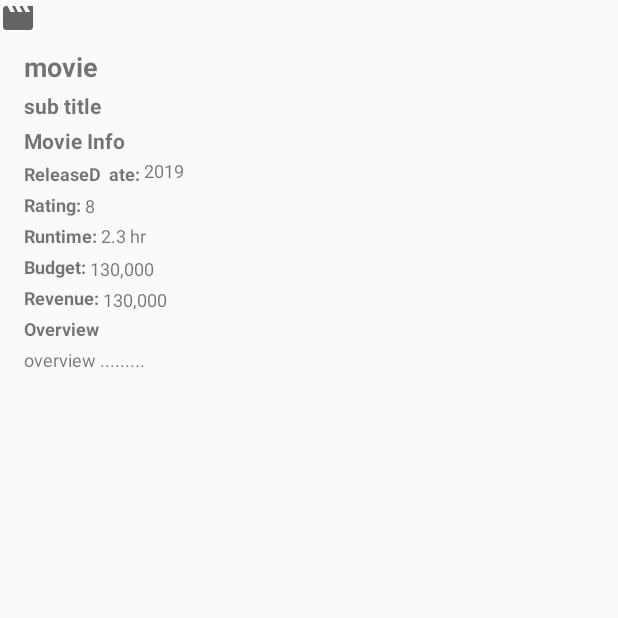
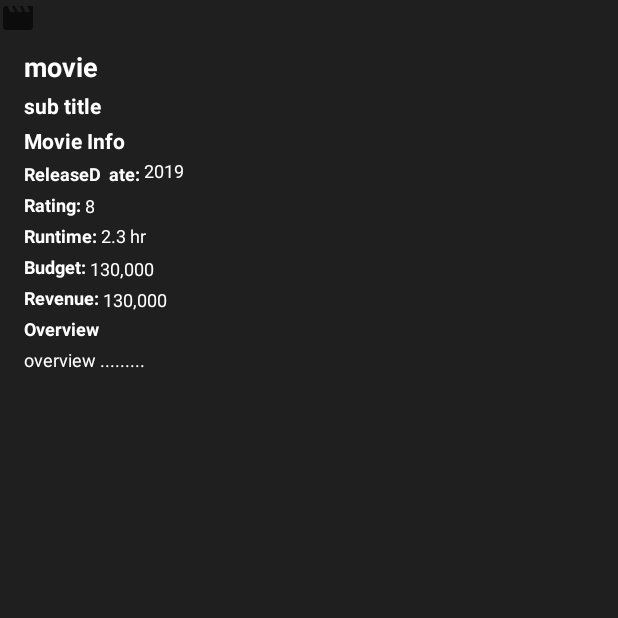
Before and after one commit to MosaabAhmedMohamed/Popular_Movies, an Android app: the MovieDetailFragment screen opened through its navigation route, on a phone screen of 412 x 824 dp, the top half of it. Run offline under Robolectric (Android 15) with nearby library versions, the phone set to English and light mode, and no system bars; our stand-ins replace RxJava, Timber, paging; pictures from the network do not load; 1 statement that could not run was skipped.

Commit message:
change background color

```diff
--- a/app/src/main/java/com/movie/popularmovies/ui/home/fragment/MovieDetailFragment.kt
+++ b/app/src/main/java/com/movie/popularmovies/ui/home/fragment/MovieDetailFragment.kt
@@ -75,7 +75,6 @@ constructor(
 
 
     private fun setData(model: MovieDetailModel) {
-
         try {
             movie_title.text = model.title
             movie_tagline.text = model.tagline
@@ -94,4 +93,9 @@ constructor(
         }
 
     }
+
+    override fun onDestroyView() {
+        super.onDestroyView()
+        viewModel.movieVS.postValue(null)
+    }
 }
--- a/app/src/main/res/layout/fragment_movie_detail.xml
+++ b/app/src/main/res/layout/fragment_movie_detail.xml
@@ -6,11 +6,13 @@
     xmlns:tools="http://schemas.android.com/tools"
     android:layout_width="match_parent"
     android:layout_height="match_parent"
+    android:background="@color/black"
     tools:context=".ui.home.HomeActivity">
 
     <androidx.constraintlayout.widget.ConstraintLayout
         android:layout_height="wrap_content"
-        android:layout_width="match_parent">
+        android:layout_width="match_parent"
+        >
 
         <ImageView
             android:id="@+id/iv_movie_poster"
@@ -31,6 +33,7 @@
             android:layout_marginTop="8dp"
             android:layout_marginEnd="16dp"
             android:text="movie"
+            android:textColor="#FFFFFF"
             android:textSize="18sp"
             android:textStyle="bold"
             app:layout_constraintEnd_toEndOf="parent"
@@ -46,6 +49,7 @@
             android:layout_marginTop="4dp"
             android:layout_marginEnd="16dp"
             android:text="sub title"
+            android:textColor="#FFFFFF"
             android:textSize="14sp"
             android:textStyle="bold"
             app:layout_constraintEnd_toEndOf="parent"
@@ -61,6 +65,7 @@
             android:layout_marginTop="4dp"
             android:layout_marginEnd="16dp"
             android:text="Movie Info"
+            android:textColor="#FFFFFF"
             android:textSize="14sp"
             android:textStyle="bold"
             app:layout_constraintEnd_toEndOf="parent"
@@ -76,6 +81,7 @@
             android:layout_marginStart="16dp"
             android:layout_marginTop="4dp"
             android:text="ReleaseD  ate: "
+            android:textColor="#FFFFFF"
             android:textSize="12sp"
             android:textStyle="bold"
             app:layout_constraintStart_toStartOf="parent"
@@ -83,9 +89,10 @@
 
         <TextView
             android:id="@+id/movie_release_date"
+            android:layout_width="wrap_content"
             android:layout_height="wrap_content"
-            android:layout_width="wrap_content"
             android:text="2019"
+            android:textColor="#FFFFFF"
             android:textSize="12sp"
             app:layout_constraintBottom_toBottomOf="@+id/textView2"
             app:layout_constraintStart_toEndOf="@+id/textView2"
@@ -98,6 +105,7 @@
             android:layout_marginStart="16dp"
             android:layout_marginTop="4dp"
             android:text="Rating: "
+            android:textColor="#FFFFFF"
             android:textSize="12sp"
             android:textStyle="bold"
             app:layout_constraintStart_toStartOf="parent"
@@ -105,9 +113,10 @@
 
         <TextView
             android:id="@+id/movie_rating"
+            android:layout_width="6dp"
             android:layout_height="16dp"
-            android:layout_width="6dp"
             android:text="8"
+            android:textColor="#FFFFFF"
             android:textSize="12sp"
             app:layout_constraintBottom_toBottomOf="@+id/textView3"
             app:layout_constraintStart_toEndOf="@+id/textView3"
@@ -120,6 +129,7 @@
             android:layout_marginStart="16dp"
             android:layout_marginTop="4dp"
             android:text="Runtime: "
+            android:textColor="#FFFFFF"
             android:textSize="12sp"
             android:textStyle="bold"
             app:layout_constraintStart_toStartOf="parent"
@@ -127,9 +137,10 @@
 
         <TextView
             android:id="@+id/movie_runtime"
+            android:layout_width="wrap_content"
             android:layout_height="wrap_content"
-            android:layout_width="wrap_content"
             android:text="2.3 hr"
+            android:textColor="#FFFFFF"
             android:textSize="12sp"
             app:layout_constraintBottom_toBottomOf="@+id/textView4"
             app:layout_constraintStart_toEndOf="@+id/textView4"
@@ -142,6 +153,7 @@
             android:layout_marginStart="16dp"
             android:layout_marginTop="4dp"
             android:text="Budget: "
+            android:textColor="#FFFFFF"
             android:textSize="12sp"
             android:textStyle="bold"
             app:layout_constraintStart_toStartOf="parent"
@@ -149,10 +161,11 @@
 
         <TextView
             android:id="@+id/movie_budget"
+            android:layout_width="wrap_content"
             android:layout_height="wrap_content"
             android:layout_marginTop="2dp"
-            android:layout_width="wrap_content"
             android:text="130,000"
+            android:textColor="#FFFFFF"
             android:textSize="12sp"
             app:layout_constraintBottom_toBottomOf="@+id/text_view5"
             app:layout_constraintStart_toEndOf="@+id/text_view5"
@@ -165,6 +178,7 @@
             android:layout_marginStart="16dp"
             android:layout_marginTop="4dp"
             android:text="Revenue: "
+            android:textColor="#FFFFFF"
             android:textSize="12sp"
             android:textStyle="bold"
             app:layout_constraintStart_toStartOf="parent"
@@ -172,10 +186,11 @@
 
         <TextView
             android:id="@+id/movie_revenue"
+            android:layout_width="wrap_content"
             android:layout_height="wrap_content"
             android:layout_marginTop="2dp"
-            android:layout_width="wrap_content"
             android:text="130,000"
+            android:textColor="#FFFFFF"
             android:textSize="12sp"
             app:layout_constraintBottom_toBottomOf="@+id/text_view6"
             app:layout_constraintStart_toEndOf="@+id/text_view6"
@@ -188,6 +203,7 @@
             android:layout_marginStart="16dp"
             android:layout_marginTop="4dp"
             android:text="Overview "
+            android:textColor="#FFFFFF"
             android:textSize="12sp"
             android:textStyle="bold"
             app:layout_constraintStart_toStartOf="parent"
@@ -202,6 +218,7 @@
             android:layout_marginEnd="16dp"
             android:layout_marginBottom="16dp"
             android:text="overview ........."
+            android:textColor="#FFFFFF"
             android:textSize="12sp"
             app:layout_constraintBottom_toBottomOf="parent"
             app:layout_constraintEnd_toEndOf="parent"
--- a/app/src/main/res/layout/fragment_movies.xml
+++ b/app/src/main/res/layout/fragment_movies.xml
@@ -7,7 +7,8 @@
     xmlns:android="http://schemas.android.com/apk/res/android">
     <androidx.constraintlayout.widget.ConstraintLayout
         android:layout_width="match_parent"
-        android:layout_height="match_parent">
+        android:layout_height="match_parent"
+        android:background="@color/black">
 
 
         <androidx.recyclerview.widget.RecyclerView
--- a/app/src/main/res/layout/item_loading.xml
+++ b/app/src/main/res/layout/item_loading.xml
@@ -16,6 +16,7 @@
         android:layout_width="80dp"
         android:layout_height="80dp"
         android:layout_gravity="center"
-        app:srcCompat="@drawable/ic_movie" />
+        app:srcCompat="@drawable/ic_movie"
+        app:tint="@color/white" />
 
 </FrameLayout>
--- a/app/src/main/res/values/styles.xml
+++ b/app/src/main/res/values/styles.xml
@@ -2,9 +2,9 @@
     <!-- Base application theme. -->
     <style name="AppTheme" parent="Theme.AppCompat.Light.NoActionBar">
         <!-- Customize your theme here. -->
-        <item name="colorPrimary">@color/colorPrimary</item>
-        <item name="colorPrimaryDark">@color/colorPrimaryDark</item>
-        <item name="colorAccent">@color/colorAccent</item>
+        <item name="colorPrimary">@color/gray</item>
+        <item name="colorPrimaryDark">@color/black</item>
+        <item name="colorAccent">@color/off_white</item>
     </style>
 
     <style name="DialogStyle" parent="Base.Theme.AppCompat.Dialog">
```
Also changed, not shown: app/src/main/res/layout/item_movie.xml (+5 -2 lines).
